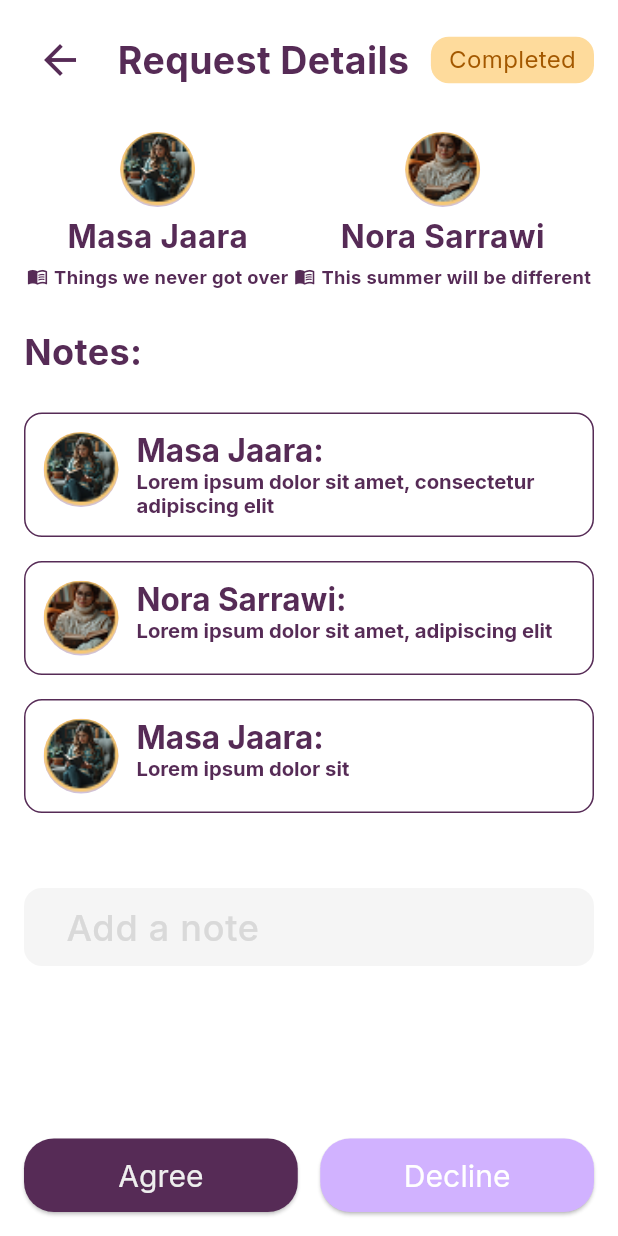
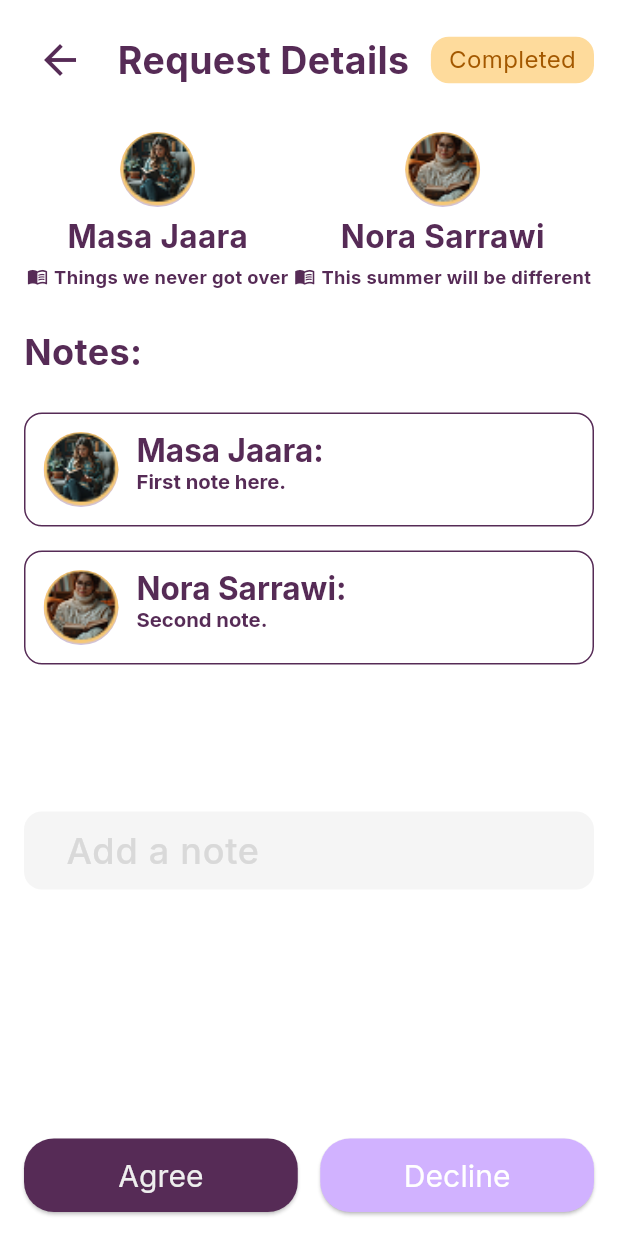
Before and after one commit to Nora-Sarrawi/ReeBooked, a Flutter app: the RequestDetailsScreen screen opened directly, on a phone screen of 412 x 824 dp. Run offline on Flutter 3.47's test engine with Material 3 defaults, Android fonts, the phone set to English and light mode, and no system bars; our stand-ins replace dropdown_button2, go_router.

Commit message:
edited the request details and my books screen

```diff
--- a/lib/core/router.dart
+++ b/lib/core/router.dart
@@ -71,10 +71,10 @@ final GoRouter router = GoRouter(
     GoRoute(path: '/add-book', builder: (_, __) => AddBookScreen()),
     GoRoute(path: '/confirm', builder: (_, __) => ConfirmSwapPage()),
     GoRoute(path: '/bookDetails', builder: (_, __) => BookDetailsScreen()),
-    GoRoute(
-        path: '/forgot-password', builder: (_, __) => ResetPasswordScreen1()),
+    GoRoute(  path: '/forgot-password', builder: (_, __) => ResetPasswordScreen1()),
     GoRoute(path: '/Login', builder: (_, __) => LoginPage()),
     GoRoute(path: '/Signup', builder: (_, __) => CreateAccountScreen()),
+    GoRoute(path: '/swap-request', builder: (_, __) => SwapRequestsScreen()),
 
   ],
 );
--- a/lib/views/requests/requests_screen.dart
+++ b/lib/views/requests/requests_screen.dart
@@ -1,7 +1,132 @@
+import 'dart:convert';
 import 'package:flutter/material.dart';
+import 'package:go_router/go_router.dart';
 
-class RequestDetailsScreen extends StatelessWidget {
+// Models
+class User {
+  final String name;
+  final String imageUrl;
+  final String bookTitle;
+
+  User({required this.name, required this.imageUrl, required this.bookTitle});
+
+  factory User.fromJson(Map<String, dynamic> json) => User(
+        name: json['name'],
+        imageUrl: json['imageUrl'],
+        bookTitle: json['bookTitle'],
+      );
+}
+
+class Note {
+  final String userName;
+  final String userImage;
+  final String text;
+
+  Note({required this.userName, required this.userImage, required this.text});
+
+  factory Note.fromJson(Map<String, dynamic> json) => Note(
+        userName: json['userName'],
+        userImage: json['userImage'],
+        text: json['text'],
+      );
+}
+
+class RequestDetails {
+  final User fromUser;
+  final User toUser;
+  final String status;
+  final List<Note> notes;
+
+  RequestDetails({
+    required this.fromUser,
+    required this.toUser,
+    required this.status,
+    required this.notes,
+  });
+
+  factory RequestDetails.fromJson(Map<String, dynamic> json) => RequestDetails(
+        fromUser: User.fromJson(json['fromUser']),
+        toUser: User.fromJson(json['toUser']),
+        status: json['status'],
+        notes: (json['notes'] as List).map((n) => Note.fromJson(n)).toList(),
+      );
+}
+
+// Service (Replace with real API endpoints)
+class RequestService {
+  static Future<RequestDetails> fetchRequestDetails() async {
+    await Future.delayed(const Duration(seconds: 1)); // Simulate network
+    return RequestDetails(
+      fromUser: User(
+          name: "Masa Jaara",
+          imageUrl: "assets/images/profilePic1.png",
+          bookTitle: "Things we never got over"),
+      toUser: User(
+          name: "Nora Sarrawi",
+          imageUrl: "assets/images/profilePic2.png",
+          bookTitle: "This summer will be different"),
+      status: "Completed",
+      notes: [
+        Note(
+            userName: "Masa Jaara",
+            userImage: "assets/images/profilePic1.png",
+            text: "First note here."),
+        Note(
+            userName: "Nora Sarrawi",
+            userImage: "assets/images/profilePic2.png",
+            text: "Second note."),
+      ],
+    );
+  }
+
+  static Future<void> addNote(String text) async {
+    await Future.delayed(const Duration(seconds: 1));
+    // POST note to backend
+  }
+
+  static Future<void> respondToRequest(bool agree) async {
+    await Future.delayed(const Duration(seconds: 1));
+    // POST response to backend
+  }
+}
+
+class RequestDetailsScreen extends StatefulWidget {
   const RequestDetailsScreen({super.key});
+
+  @override
+  State<RequestDetailsScreen> createState() => _RequestDetailsScreenState();
+}
+
+class _RequestDetailsScreenState extends State<RequestDetailsScreen> {
+  late Future<RequestDetails> _requestFuture;
+  final TextEditingController _noteController = TextEditingController();
+  bool _isLoading = false;
+
+  @override
+  void initState() {
+    super.initState();
+    _requestFuture = RequestService.fetchRequestDetails();
+  }
+
+  void _submitNote() async {
+    final noteText = _noteController.text.trim();
+    if (noteText.isEmpty) return;
+
+    setState(() => _isLoading = true);
+    await RequestService.addNote(noteText);
+    _noteController.clear();
+    setState(() {
+      _requestFuture = RequestService.fetchRequestDetails();
+      _isLoading = false;
+    });
+  }
+
+  void _respond(bool agree) async {
+    setState(() => _isLoading = true);
+    await RequestService.respondToRequest(agree);
+    setState(() => _isLoading = false);
+    context.go('/swap-request'); // navigate after action
+  }
 
   @override
   Widget build(BuildContext context) {
@@ -10,18 +135,30 @@ class RequestDetailsScreen extends StatelessWidget {
       body: SafeArea(
         child: Padding(
           padding: const EdgeInsets.all(16),
-          child: Column(
+          child: FutureBuilder<RequestDetails>(
+            future: _requestFuture,
+            builder: (context, snapshot) {
+              if (snapshot.connectionState == ConnectionState.waiting) {
+                return const Center(child: CircularProgressIndicator());
+              } else if (snapshot.hasError) {
+                return Center(child: Text('Error: ${snapshot.error}'));
+              } else if (!snapshot.hasData) {
+                return const Center(child: Text('No data found.'));
+              }
+
+              final data = snapshot.data!;
+              return Column(
                 crossAxisAlignment: CrossAxisAlignment.start,
                 children: [
-              // Top bar
+                  // Top Bar
                   Row(
                     mainAxisAlignment: MainAxisAlignment.spaceBetween,
                     children: [
                       IconButton(
-                    icon:
-                        const Icon(Icons.arrow_back, color: Color(0xFF562B56)),
+                        icon: const Icon(Icons.arrow_back,
+                            color: Color(0xFF562B56)),
                         iconSize: 32,
-                    onPressed: () {},
+                        onPressed: () => context.go('/swap-request'),
                       ),
                       const Text(
                         'Request Details',
@@ -33,15 +170,15 @@ class RequestDetailsScreen extends StatelessWidget {
                         ),
                       ),
                       Container(
-                    padding:
-                        const EdgeInsets.symmetric(horizontal: 12, vertical: 4),
+                        padding: const EdgeInsets.symmetric(
+                            horizontal: 12, vertical: 4),
                         decoration: BoxDecoration(
                           color: const Color(0xFFFEDB9C),
                           borderRadius: BorderRadius.circular(12),
                         ),
-                    child: const Text(
-                      'Completed',
-                      style: TextStyle(
+                        child: Text(
+                          data.status,
+                          style: const TextStyle(
                             color: Color(0xFFA35800),
                             fontSize: 16,
                             fontFamily: 'Inter',
@@ -53,14 +190,12 @@ class RequestDetailsScreen extends StatelessWidget {
                   ),
                   const SizedBox(height: 24),
 
-              // User info
+                  // Users
                   Row(
                     mainAxisAlignment: MainAxisAlignment.spaceAround,
                     children: [
-                  _userInfo("assets/images/profilePic1.png", "Masa Jaara",
-                      "Things we never got over"),
-                  _userInfo("assets/images/profilePic2.png", "Nora Sarrawi",
-                      "This summer will be different"),
+                      _userInfo(data.fromUser),
+                      _userInfo(data.toUser),
                     ],
                   ),
                   const SizedBox(height: 24),
@@ -76,33 +211,29 @@ class RequestDetailsScreen extends StatelessWidget {
                   ),
                   const SizedBox(height: 16),
 
-              // Notes
-              // Scrollable Notes
+                  // Notes List
                   SizedBox(
-                height: 275, // Set appropriate height depending on your layout
+                    height: 250,
                     child: ListView(
-                  children: [
-                    _noteCard("assets/images/profilePic1.png", "Masa Jaara",
-                        "Lorem ipsum dolor sit amet, consectetur adipiscing elit"),
-                    _noteCard("assets/images/profilePic2.png", "Nora Sarrawi",
-                        "Lorem ipsum dolor sit amet, adipiscing elit"),
-                    _noteCard("assets/images/profilePic1.png", "Masa Jaara",
-                        "Lorem ipsum dolor sit"),
-                    // Add more _noteCard(...) here as needed
-                  ],
+                      children: data.notes
+                          .map(
+                              (n) => _noteCard(n.userImage, n.userName, n.text))
+                          .toList(),
                     ),
                   ),
+                  const SizedBox(height: 24),
 
-              const SizedBox(height: 50),
-              // Add a note field
+                  // Note input
                   Container(
                     padding: const EdgeInsets.symmetric(horizontal: 12),
                     decoration: BoxDecoration(
                       color: const Color(0xFFF5F5F5),
                       borderRadius: BorderRadius.circular(12),
                     ),
-                child: const TextField(
-                  decoration: InputDecoration(
+                    child: TextField(
+                      controller: _noteController,
+                      onSubmitted: (_) => _submitNote(),
+                      decoration: const InputDecoration(
                         border: InputBorder.none,
                         hintText: 'Add a note',
                         hintStyle: TextStyle(
@@ -118,15 +249,17 @@ class RequestDetailsScreen extends StatelessWidget {
                   const Spacer(),
 
                   // Buttons
+                  if (_isLoading)
+                    const Center(child: CircularProgressIndicator())
+                  else
                     Row(
                       children: [
                         Expanded(
                           child: ElevatedButton(
-                      onPressed: () {},
+                            onPressed: () => _respond(true),
                             style: ElevatedButton.styleFrom(
                               backgroundColor: const Color(0xFF562B56),
-                        padding: const EdgeInsets.symmetric(
-                            vertical: 10), // Increased padding
+                              padding: const EdgeInsets.symmetric(vertical: 10),
                               shape: RoundedRectangleBorder(
                                 borderRadius: BorderRadius.circular(20),
                               ),
@@ -145,11 +278,10 @@ class RequestDetailsScreen extends StatelessWidget {
                         const SizedBox(width: 15),
                         Expanded(
                           child: ElevatedButton(
-                      onPressed: () {},
+                            onPressed: () => _respond(false),
                             style: ElevatedButton.styleFrom(
                               backgroundColor: const Color(0xFFD1B2FF),
-                        padding: const EdgeInsets.symmetric(
-                            vertical: 10), // Increased padding
+                              padding: const EdgeInsets.symmetric(vertical: 10),
                               shape: RoundedRectangleBorder(
                                 borderRadius: BorderRadius.circular(20),
                               ),
@@ -168,19 +300,21 @@ class RequestDetailsScreen extends StatelessWidget {
                       ],
                     ),
                 ],
+              );
+            },
           ),
         ),
       ),
     );
   }
 
-  Widget _userInfo(String imgPath, String name, String book) {
+  Widget _userInfo(User user) {
     return Column(
       children: [
-        CircleAvatar(backgroundImage: AssetImage(imgPath), radius: 25),
+        CircleAvatar(backgroundImage: AssetImage(user.imageUrl), radius: 25),
         const SizedBox(height: 4),
         Text(
-          name,
+          user.name,
           style: const TextStyle(
             color: Color(0xFF562B56),
             fontSize: 21,
@@ -194,7 +328,7 @@ class RequestDetailsScreen extends StatelessWidget {
             const Icon(Icons.menu_book, size: 14, color: Color(0xFF562B56)),
             const SizedBox(width: 4),
             Text(
-              book,
+              user.bookTitle,
               style: const TextStyle(
                 color: Color(0xFF562B56),
                 fontSize: 12.2,
```
Also changed, not shown: lib/views/my_books/my_books_screen.dart (+104 -74 lines), 12 other files. Lines whose indentation alone changed are shown as unchanged.
